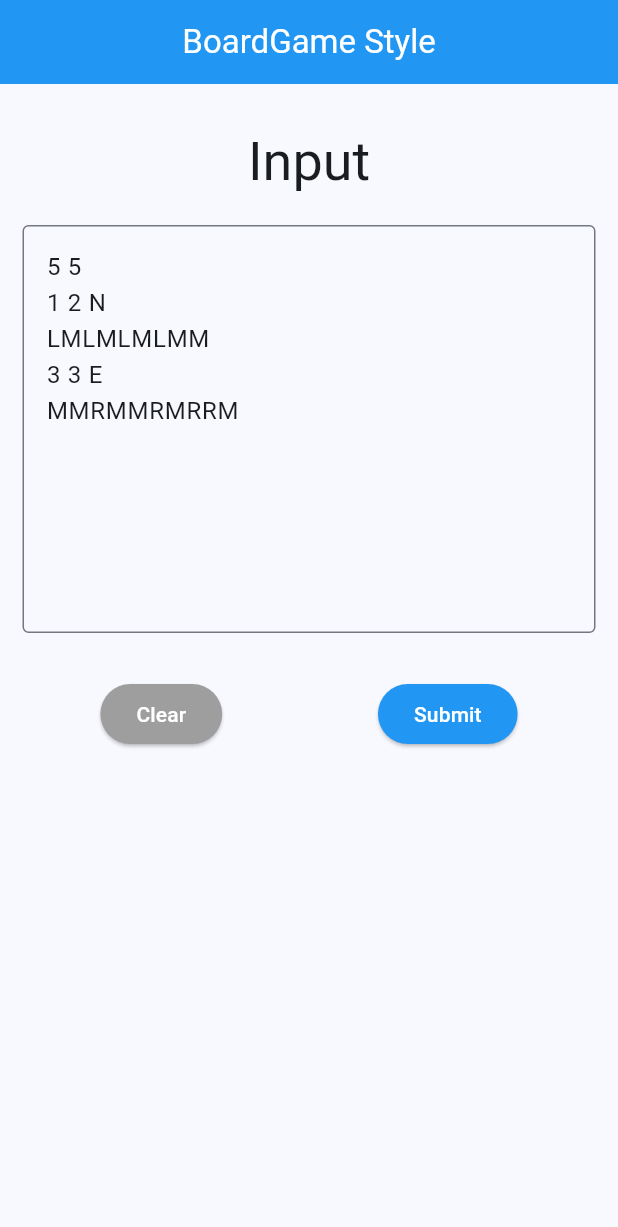
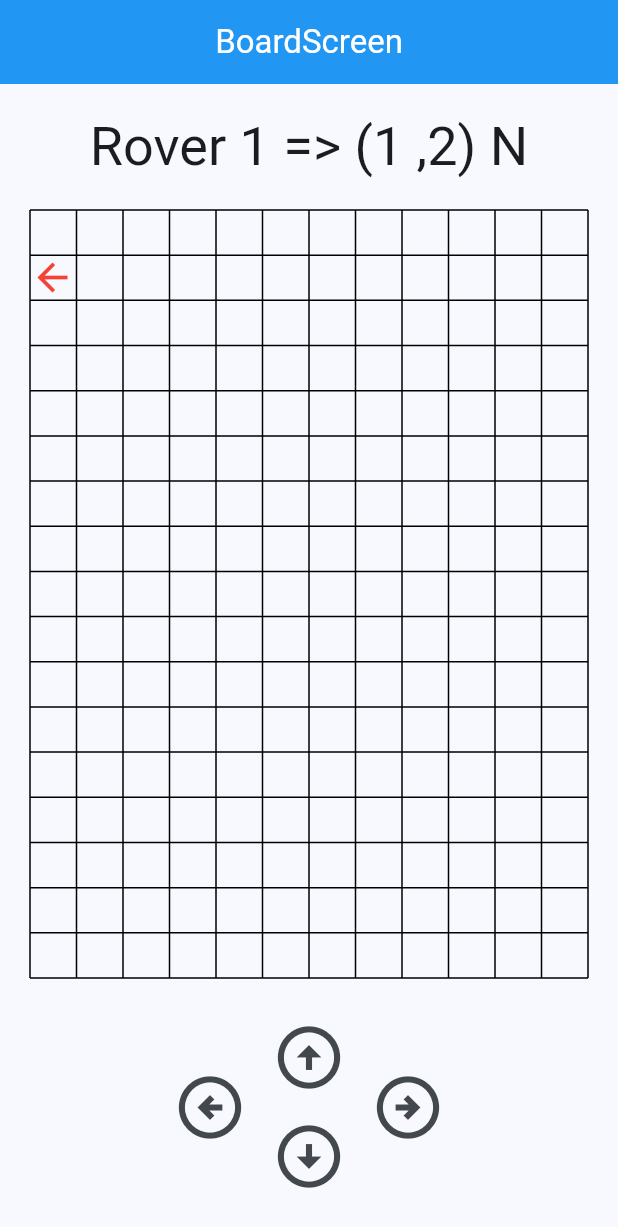
Before and after one commit to AndresMontaniv/MarsRoverCodingChallenge-Flutter, a Flutter app: the screen it shows after launch, on a phone screen of 412 x 824 dp. Shown: the top 1227 px of the screen. Run offline on Flutter 3.47's test engine with Material 3 defaults, Android fonts, the light colour scheme and no system bars.

Commit message:
drawing gridlines

```diff
--- a/lib/main.dart
+++ b/lib/main.dart
@@ -29,7 +29,7 @@ class MyApp extends StatelessWidget {
             centerTitle: true,
           ),
         ),
-        home: const InputScreen(),
+        home: const BoardScreen(),
       ),
     );
   }
--- a/lib/providers/rover_provider.dart
+++ b/lib/providers/rover_provider.dart
@@ -1,16 +1,42 @@
 import 'package:flutter/material.dart';
+import '../enums/enums.dart';
 
 import '../models/models.dart';
 
 class RoverProvider extends ChangeNotifier {
+  static const squareMinSize = 30.0;
   bool _isLoading = false;
-  List<Rover> rovers = [];
+  //TODO: remove hardcode
+  List<Rover> rovers = [
+    Rover(
+      (1, 2),
+      RoverDirection.north,
+      [
+        RoverCommand.left,
+        RoverCommand.move,
+        RoverCommand.left,
+        RoverCommand.move,
+        RoverCommand.left,
+        RoverCommand.move,
+        RoverCommand.move,
+      ],
+    ),
+  ];
   String? errorMsg;
+  //TODO: remove hardcode
   String? inputStr = '''5 5
 1 2 N
 LMLMLMLMM
 3 3 E
 MMRMMRMRRM''';
+
+  static int calculateMaxItems(double maxSize) {
+    int count = 0;
+    while ((maxSize / (count + 1)) >= squareMinSize) {
+      count++;
+    }
+    return count;
+  }
 
   int get roversLoaded => rovers.length;
 
@@ -27,7 +53,7 @@ MMRMMRMRRM''';
     notifyListeners();
   }
 
-  Future<List<String>> inputValidator() async {
+  Future<List<String>> _inputValidator() async {
     if (inputStr?.isEmpty ?? true) {
       return Future.error(
         RoverInputError("The input String can't be empty"),
@@ -56,7 +82,7 @@ MMRMMRMRRM''';
 
     try {
       // Load Input
-      final inputLines = await inputValidator();
+      final inputLines = await _inputValidator();
 
       // Initialize gridsize (x,y)
       List<String> gridSize = inputLines.firstOrNull!.split(' ');
--- /dev/null
+++ b/lib/screens/board_screen.dart
@@ -0,0 +1,153 @@
+import 'package:flutter/material.dart';
+
+import '../providers/rover_provider.dart';
+import '../widgets/widgets.dart';
+
+class BoardScreen extends StatelessWidget {
+  static const name = 'BoardScreen';
+
+  const BoardScreen({super.key});
+
+  @override
+  Widget build(BuildContext context) {
+    return Scaffold(
+      appBar: AppBar(
+        title: const Text('BoardScreen'),
+      ),
+      body: Padding(
+        padding: const EdgeInsets.all(20),
+        child: Column(
+          children: [
+            // Rovers current Position
+            Padding(
+              padding: const EdgeInsets.only(bottom: 20),
+              child: Text(
+                'Rover 1 => (1 ,2) N',
+                style: Theme.of(context).textTheme.displaySmall,
+              ),
+            ),
+
+            // Here I want to know how tall this Sizedbox can be. The layoutbuilder return maxHeight = infinity
+            Expanded(
+              child: LayoutBuilder(
+                builder: (context, constrains) {
+                  final maxWidth = constrains.maxWidth;
+                  final maxHeight = constrains.maxHeight;
+                  print("Max Sizes (width , height) => $maxWidth , $maxHeight");
+                  int maxColumns = RoverProvider.calculateMaxItems(maxWidth);
+                  int maxRows = RoverProvider.calculateMaxItems(maxHeight);
+
+                  print('Max rows, cols => $maxRows , $maxColumns');
+                  // return Container(
+                  //   width: maxWidth,
+                  //   height: maxHeight,
+                  //   color: Colors.lightBlue,
+                  // );
+
+                  return Stack(
+                    children: [
+                      CustomPaint(
+                        size: Size(maxWidth, maxHeight),
+                        painter: GridPainter(
+                          maxColumns,
+                          maxRows,
+                          RoverProvider.squareMinSize,
+                        ),
+                      ),
+                      const Positioned(
+                        left: 0,
+                        top: 30,
+                        child: Icon(
+                          Icons.arrow_back,
+                          size: 30,
+                          color: Colors.red,
+                        ),
+                      ),
+                    ],
+                  );
+                },
+              ),
+            ),
+
+            // Control Buttons
+            Padding(
+              padding: const EdgeInsets.only(top: 20),
+              child: Row(
+                mainAxisAlignment: MainAxisAlignment.center,
+                children: [
+                  IconButton(
+                    icon: const Icon(Icons.arrow_circle_left_outlined),
+                    iconSize: 50,
+                    onPressed: () {},
+                  ),
+                  Column(
+                    mainAxisSize: MainAxisSize.min,
+                    children: [
+                      IconButton(
+                        icon: const Icon(Icons.arrow_circle_up_outlined),
+                        iconSize: 50,
+                        onPressed: () {},
+                      ),
+                      IconButton(
+                        icon: const Icon(Icons.arrow_circle_down_outlined),
+                        iconSize: 50,
+                        onPressed: () {},
+                      ),
+                    ],
+                  ),
+                  IconButton(
+                    icon: const Icon(Icons.arrow_circle_right_outlined),
+                    iconSize: 50,
+                    onPressed: () {},
+                  ),
+                ],
+              ),
+            ),
+          ],
+        ),
+      ),
+    );
+  }
+}
+
+class GridPainter extends CustomPainter {
+  final int columns;
+  final int rows;
+  final double squareSize;
+
+  GridPainter(this.columns, this.rows, this.squareSize);
+
+  @override
+  void paint(Canvas canvas, Size size) {
+    final paint = Paint()
+      ..color = Colors.black
+      ..strokeWidth = 1.0;
+
+    for (int i = 0; i <= columns; i++) {
+      double dx = i * (size.width / columns);
+      canvas.drawLine(Offset(dx, 0), Offset(dx, size.height), paint);
+    }
+
+    for (int i = 0; i <= rows; i++) {
+      double dy = i * (size.height / rows);
+      canvas.drawLine(Offset(0, dy), Offset(size.width, dy), paint);
+    }
+  }
+
+  @override
+  bool shouldRepaint(covariant CustomPainter oldDelegate) {
+    return true;
+  }
+}
+
+
+
+
+
+                  // child: Column(
+                  //   mainAxisAlignment: MainAxisAlignment.start,
+                  //   crossAxisAlignment: CrossAxisAlignment.start,
+                  //   children: [
+                  //     BoardPositionSquare(size: maxWidth / 10, index: 0),
+                  //   ],
+                  // ),
--- a/lib/screens/input_screen.dart
+++ b/lib/screens/input_screen.dart
@@ -50,15 +50,13 @@ class _InputScreenState extends State<InputScreen> {
           vertical: 30,
           horizontal: 15,
         ),
+        child: Center(
+          child: ConstrainedBox(
+            constraints: const BoxConstraints(maxWidth: 700),
             child: CustomScrollView(
               keyboardDismissBehavior: ScrollViewKeyboardDismissBehavior.onDrag,
               slivers: [
                 SliverToBoxAdapter(
-              child: Center(
-                child: ConstrainedBox(
-                  constraints: const BoxConstraints(
-                    maxWidth: 700,
-                  ),
                   child: Column(
                     children: [
                       Text(
@@ -112,8 +110,6 @@ class _InputScreenState extends State<InputScreen> {
                     ],
                   ),
                 ),
-              ),
-            ),
                 SliverFillRemaining(
                   hasScrollBody: false,
                   child: Align(
@@ -132,6 +128,8 @@ class _InputScreenState extends State<InputScreen> {
               ],
             ),
           ),
+        ),
+      ),
     );
   }
 }
--- a/lib/screens/screens.dart
+++ b/lib/screens/screens.dart
@@ -1,2 +1,3 @@
+export './board_screen.dart';
 export './home_screen.dart';
 export './input_screen.dart';
--- a/lib/widgets/widgets.dart
+++ b/lib/widgets/widgets.dart
@@ -1 +1,2 @@
+export './board_position_square.dart';
 export './custom_material_button.dart';
```
Also changed, not shown: lib/screens/rover_list_screen.dart (added, +24 -0 lines), lib/widgets/board_position_square.dart (added, +18 -0 lines). Lines whose indentation alone changed are shown as unchanged.
